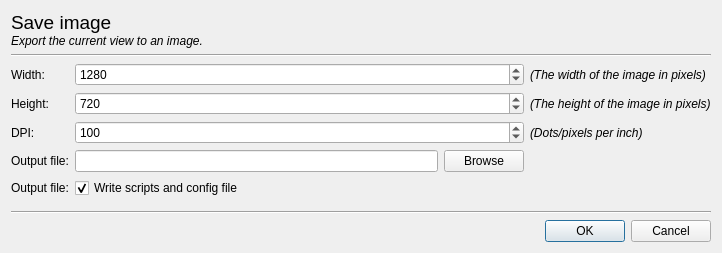
First picture: the form in mdt/data/qt_designs/maps_visualizer/save_image_dialog.ui, repository robbert-harms/MDT, before the edit.
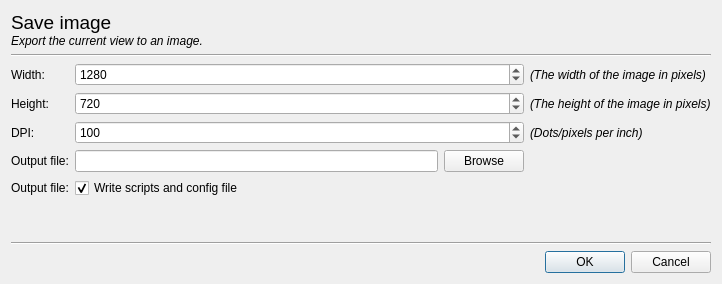
Second picture: the form after the edit.

The edit to the form file:
```diff
--- a/mdt/data/qt_designs/maps_visualizer/save_image_dialog.ui
+++ b/mdt/data/qt_designs/maps_visualizer/save_image_dialog.ui
@@ -7,7 +7,7 @@
     <x>0</x>
     <y>0</y>
     <width>722</width>
-    <height>253</height>
+    <height>284</height>
    </rect>
   </property>
   <property name="windowTitle">
```
Left out of the diff: 6 changed lines with no effect on the pictures.
